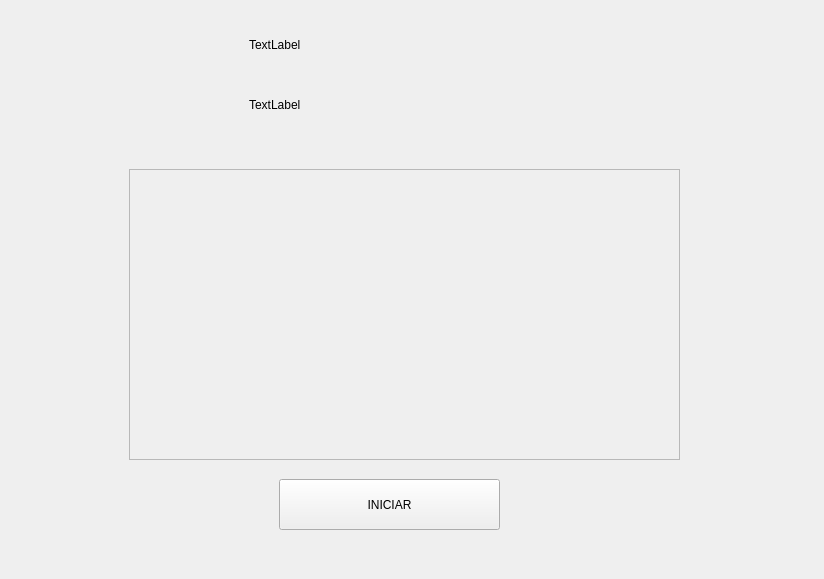
First picture: the form in gui/TorneoWidget.ui, repository AngOm06/DB-Tournament, before the edit.
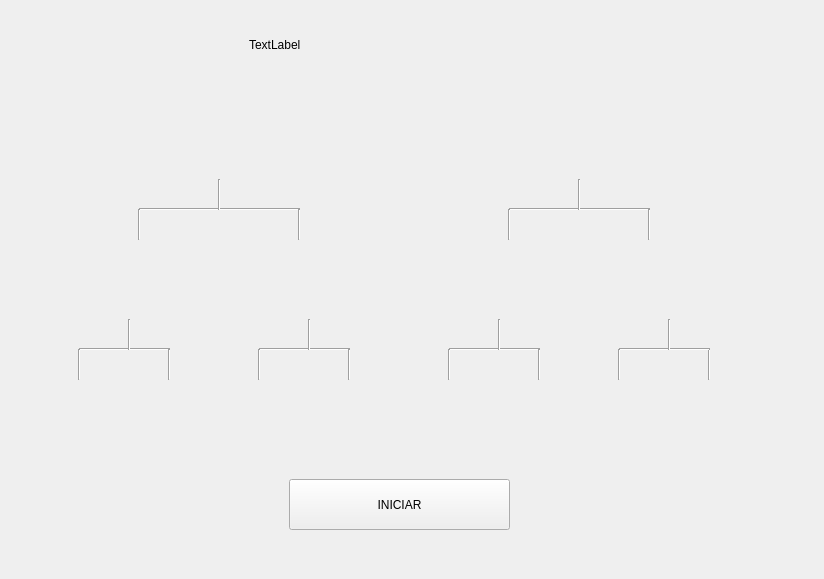
Second picture: the form after the edit.

Diff of the .ui file:
```diff
--- a/gui/TorneoWidget.ui
+++ b/gui/TorneoWidget.ui
@@ -23,68 +23,6 @@
     </rect>
    </property>
    <widget class="QWidget" name="pageParticipantes">
-    <widget class="QScrollArea" name="scrollAreaParticipantes">
-     <property name="geometry">
-      <rect>
-       <x>130</x>
-       <y>170</y>
-       <width>551</width>
-       <height>291</height>
-      </rect>
-     </property>
-     <property name="minimumSize">
-      <size>
-       <width>100</width>
-       <height>100</height>
-      </size>
-     </property>
-     <property name="widgetResizable">
-      <bool>true</bool>
-     </property>
-     <widget class="QWidget" name="scrollAreaWidgetContentsTorneo">
-      <property name="geometry">
-       <rect>
-        <x>0</x>
-        <y>0</y>
-        <width>549</width>
-        <height>289</height>
-       </rect>
-      </property>
-      <widget class="QWidget" name="gridLayoutWidget">
-       <property name="geometry">
-        <rect>
-         <x>10</x>
-         <y>10</y>
-         <width>111</width>
-         <height>101</height>
-        </rect>
-       </property>
-       <layout class="QGridLayout" name="layoutGaleriaTorneo" rowstretch="0" columnstretch="0" rowminimumheight="0" columnminimumwidth="0">
-        <property name="sizeConstraint">
-         <enum>QLayout::SizeConstraint::SetMinimumSize</enum>
-        </property>
-        <property name="leftMargin">
-         <number>20</number>
-        </property>
-        <property name="topMargin">
-         <number>20</number>
-        </property>
-        <property name="rightMargin">
-         <number>20</number>
-        </property>
-        <property name="bottomMargin">
-         <number>20</number>
-        </property>
-        <property name="horizontalSpacing">
-         <number>10</number>
-        </property>
-        <property name="verticalSpacing">
-         <number>20</number>
-        </property>
-       </layout>
-      </widget>
-     </widget>
-    </widget>
     <widget class="QLabel" name="labelFase">
      <property name="geometry">
       <rect>
@@ -98,23 +36,10 @@
       <string>TextLabel</string>
      </property>
     </widget>
-    <widget class="QLabel" name="labelProximoOponente">
-     <property name="geometry">
-      <rect>
-       <x>250</x>
-       <y>90</y>
-       <width>291</width>
-       <height>31</height>
-      </rect>
-     </property>
-     <property name="text">
-      <string>TextLabel</string>
-     </property>
-    </widget>
     <widget class="QPushButton" name="btnIniciar">
      <property name="geometry">
       <rect>
-       <x>280</x>
+       <x>290</x>
        <y>480</y>
        <width>221</width>
        <height>51</height>
@@ -124,6 +49,452 @@
       <string>INICIAR</string>
      </property>
     </widget>
+    <widget class="QWidget" name="horizontalLayoutWidget">
+     <property name="geometry">
+      <rect>
+       <x>50</x>
+       <y>380</y>
+       <width>721</width>
+       <height>82</height>
+      </rect>
+     </property>
+     <layout class="QHBoxLayout" name="horizontalLayout_2">
+      <item>
+       <widget class="QLabel" name="label_0_1">
+        <property name="text">
+         <string/>
+        </property>
+       </widget>
+      </item>
+      <item>
+       <widget class="QLabel" name="label_0_2">
+        <property name="text">
+         <string/>
+        </property>
+       </widget>
+      </item>
+      <item>
+       <widget class="QLabel" name="label_0_7">
+        <property name="text">
+         <string/>
+        </property>
+       </widget>
+      </item>
+      <item>
+       <widget class="QLabel" name="label_0_8">
+        <property name="text">
+         <string/>
+        </property>
+       </widget>
+      </item>
+      <item>
+       <widget class="QLabel" name="label_0_5">
+        <property name="text">
+         <string/>
+        </property>
+       </widget>
+      </item>
+      <item>
+       <widget class="QLabel" name="label_0_6">
+        <property name="text">
+         <string/>
+        </property>
+       </widget>
+      </item>
+      <item>
+       <widget class="QLabel" name="label_0_3">
+        <property name="text">
+         <string/>
+        </property>
+       </widget>
+      </item>
+      <item>
+       <widget class="QLabel" name="label_0_4">
+        <property name="text">
+         <string/>
+        </property>
+       </widget>
+      </item>
+     </layout>
+    </widget>
+    <widget class="QWidget" name="horizontalLayoutWidget_2">
+     <property name="geometry">
+      <rect>
+       <x>40</x>
+       <y>240</y>
+       <width>721</width>
+       <height>82</height>
+      </rect>
+     </property>
+     <layout class="QHBoxLayout" name="horizontalLayout_3">
+      <item>
+       <widget class="QLabel" name="label_1_1">
+        <property name="text">
+         <string/>
+        </property>
+       </widget>
+      </item>
+      <item>
+       <widget class="QLabel" name="label_1_2">
+        <property name="text">
+         <string/>
+        </property>
+       </widget>
+      </item>
+      <item>
+       <widget class="QLabel" name="label_1_3">
+        <property name="text">
+         <string/>
+        </property>
+       </widget>
+      </item>
+      <item>
+       <widget class="QLabel" name="label_1_4">
+        <property name="text">
+         <string/>
+        </property>
+       </widget>
+      </item>
+     </layout>
+    </widget>
+    <widget class="QWidget" name="horizontalLayoutWidget_3">
+     <property name="geometry">
+      <rect>
+       <x>40</x>
+       <y>110</y>
+       <width>721</width>
+       <height>82</height>
+      </rect>
+     </property>
+     <layout class="QHBoxLayout" name="horizontalLayout_4">
+      <item>
+       <widget class="QLabel" name="label_2_1">
+        <property name="text">
+         <string/>
+        </property>
+       </widget>
+      </item>
+      <item>
+       <widget class="QLabel" name="label_2_2">
+        <property name="text">
+         <string/>
+        </property>
+       </widget>
+      </item>
+     </layout>
+    </widget>
+    <widget class="Line" name="line">
+     <property name="geometry">
+      <rect>
+       <x>80</x>
+       <y>340</y>
+       <width>91</width>
+       <height>20</height>
+      </rect>
+     </property>
+     <property name="orientation">
+      <enum>Qt::Orientation::Horizontal</enum>
+     </property>
+    </widget>
+    <widget class="Line" name="line_2">
+     <property name="geometry">
+      <rect>
+       <x>70</x>
+       <y>350</y>
+       <width>20</width>
+       <height>31</height>
+      </rect>
+     </property>
+     <property name="orientation">
+      <enum>Qt::Orientation::Vertical</enum>
+     </property>
+    </widget>
+    <widget class="Line" name="line_3">
+     <property name="geometry">
+      <rect>
+       <x>160</x>
+       <y>350</y>
+       <width>20</width>
+       <height>31</height>
+      </rect>
+     </property>
+     <property name="orientation">
+      <enum>Qt::Orientation::Vertical</enum>
+     </property>
+    </widget>
+    <widget class="Line" name="line_4">
+     <property name="geometry">
+      <rect>
+       <x>120</x>
+       <y>320</y>
+       <width>20</width>
+       <height>31</height>
+      </rect>
+     </property>
+     <property name="orientation">
+      <enum>Qt::Orientation::Vertical</enum>
+     </property>
+    </widget>
+    <widget class="Line" name="line_5">
+     <property name="geometry">
+      <rect>
+       <x>260</x>
+       <y>340</y>
+       <width>91</width>
+       <height>20</height>
+      </rect>
+     </property>
+     <property name="orientation">
+      <enum>Qt::Orientation::Horizontal</enum>
+     </property>
+    </widget>
+    <widget class="Line" name="line_6">
+     <property name="geometry">
+      <rect>
+       <x>300</x>
+       <y>320</y>
+       <width>20</width>
+       <height>31</height>
+      </rect>
+     </property>
+     <property name="orientation">
+      <enum>Qt::Orientation::Vertical</enum>
+     </property>
+    </widget>
+    <widget class="Line" name="line_7">
+     <property name="geometry">
+      <rect>
+       <x>250</x>
+       <y>350</y>
+       <width>20</width>
+       <height>31</height>
+      </rect>
+     </property>
+     <property name="orientation">
+      <enum>Qt::Orientation::Vertical</enum>
+     </property>
+    </widget>
+    <widget class="Line" name="line_8">
+     <property name="geometry">
+      <rect>
+       <x>340</x>
+       <y>350</y>
+       <width>20</width>
+       <height>31</height>
+      </rect>
+     </property>
+     <property name="orientation">
+      <enum>Qt::Orientation::Vertical</enum>
+     </property>
+    </widget>
+    <widget class="Line" name="line_9">
+     <property name="geometry">
+      <rect>
+       <x>450</x>
+       <y>340</y>
+       <width>91</width>
+       <height>20</height>
+      </rect>
+     </property>
+     <property name="orientation">
+      <enum>Qt::Orientation::Horizontal</enum>
+     </property>
+    </widget>
+    <widget class="Line" name="line_10">
+     <property name="geometry">
+      <rect>
+       <x>490</x>
+       <y>320</y>
+       <width>20</width>
+       <height>31</height>
+      </rect>
+     </property>
+     <property name="orientation">
+      <enum>Qt::Orientation::Vertical</enum>
+     </property>
+    </widget>
+    <widget class="Line" name="line_11">
+     <property name="geometry">
+      <rect>
+       <x>440</x>
+       <y>350</y>
+       <width>20</width>
+       <height>31</height>
+      </rect>
+     </property>
+     <property name="orientation">
+      <enum>Qt::Orientation::Vertical</enum>
+     </property>
+    </widget>
+    <widget class="Line" name="line_12">
+     <property name="geometry">
+      <rect>
+       <x>530</x>
+       <y>350</y>
+       <width>20</width>
+       <height>31</height>
+      </rect>
+     </property>
+     <property name="orientation">
+      <enum>Qt::Orientation::Vertical</enum>
+     </property>
+    </widget>
+    <widget class="Line" name="line_13">
+     <property name="geometry">
+      <rect>
+       <x>700</x>
+       <y>350</y>
+       <width>20</width>
+       <height>31</height>
+      </rect>
+     </property>
+     <property name="orientation">
+      <enum>Qt::Orientation::Vertical</enum>
+     </property>
+    </widget>
+    <widget class="Line" name="line_14">
+     <property name="geometry">
+      <rect>
+       <x>620</x>
+       <y>340</y>
+       <width>91</width>
+       <height>20</height>
+      </rect>
+     </property>
+     <property name="orientation">
+      <enum>Qt::Orientation::Horizontal</enum>
+     </property>
+    </widget>
+    <widget class="Line" name="line_15">
+     <property name="geometry">
+      <rect>
+       <x>610</x>
+       <y>350</y>
+       <width>20</width>
+       <height>31</height>
+      </rect>
+     </property>
+     <property name="orientation">
+      <enum>Qt::Orientation::Vertical</enum>
+     </property>
+    </widget>
+    <widget class="Line" name="line_16">
+     <property name="geometry">
+      <rect>
+       <x>660</x>
+       <y>320</y>
+       <width>20</width>
+       <height>31</height>
+      </rect>
+     </property>
+     <property name="orientation">
+      <enum>Qt::Orientation::Vertical</enum>
+     </property>
+    </widget>
+    <widget class="Line" name="line_17">
+     <property name="geometry">
+      <rect>
+       <x>510</x>
+       <y>200</y>
+       <width>141</width>
+       <height>20</height>
+      </rect>
+     </property>
+     <property name="orientation">
+      <enum>Qt::Orientation::Horizontal</enum>
+     </property>
+    </widget>
+    <widget class="Line" name="line_18">
+     <property name="geometry">
+      <rect>
+       <x>500</x>
+       <y>210</y>
+       <width>20</width>
+       <height>31</height>
+      </rect>
+     </property>
+     <property name="orientation">
+      <enum>Qt::Orientation::Vertical</enum>
+     </property>
+    </widget>
+    <widget class="Line" name="line_19">
+     <property name="geometry">
+      <rect>
+       <x>570</x>
+       <y>180</y>
+       <width>20</width>
+       <height>31</height>
+      </rect>
+     </property>
+     <property name="orientation">
+      <enum>Qt::Orientation::Vertical</enum>
+     </property>
+    </widget>
+    <widget class="Line" name="line_20">
+     <property name="geometry">
+      <rect>
+       <x>640</x>
+       <y>210</y>
+       <width>20</width>
+       <height>31</height>
+      </rect>
+     </property>
+     <property name="orientation">
+      <enum>Qt::Orientation::Vertical</enum>
+     </property>
+    </widget>
+    <widget class="Line" name="line_21">
+     <property name="geometry">
+      <rect>
+       <x>140</x>
+       <y>200</y>
+       <width>161</width>
+       <height>20</height>
+      </rect>
+     </property>
+     <property name="orientation">
+      <enum>Qt::Orientation::Horizontal</enum>
+     </property>
+    </widget>
+    <widget class="Line" name="line_22">
+     <property name="geometry">
+      <rect>
+       <x>290</x>
+       <y>210</y>
+       <width>20</width>
+       <height>31</height>
+      </rect>
+     </property>
+     <property name="orientation">
+      <enum>Qt::Orientation::Vertical</enum>
+     </property>
+    </widget>
+    <widget class="Line" name="line_23">
+     <property name="geometry">
+      <rect>
+       <x>210</x>
+       <y>180</y>
+       <width>20</width>
+       <height>31</height>
+      </rect>
+     </property>
+     <property name="orientation">
+      <enum>Qt::Orientation::Vertical</enum>
+     </property>
+    </widget>
+    <widget class="Line" name="line_24">
+     <property name="geometry">
+      <rect>
+       <x>130</x>
+       <y>210</y>
+       <width>20</width>
+       <height>31</height>
+      </rect>
+     </property>
+     <property name="orientation">
+      <enum>Qt::Orientation::Vertical</enum>
+     </property>
+    </widget>
    </widget>
    <widget class="QWidget" name="pageGanador">
     <widget class="QLabel" name="labelGanadorTitulo">
```
Left out of the diff: 37 changed lines with no effect on the pictures.
